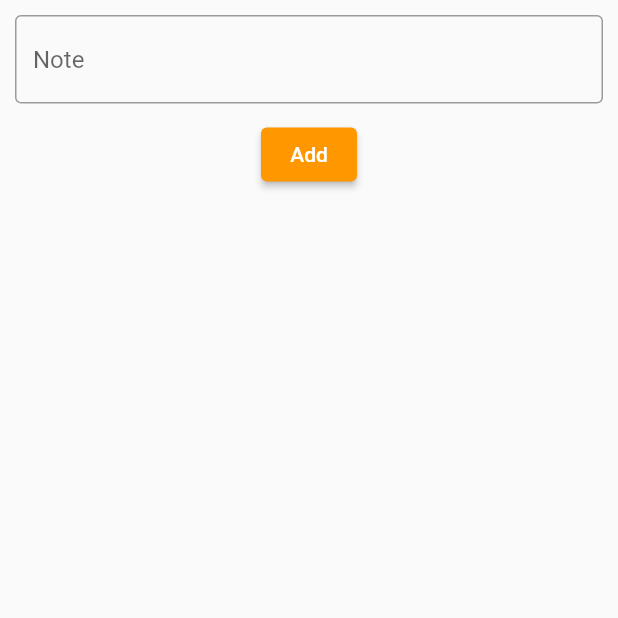
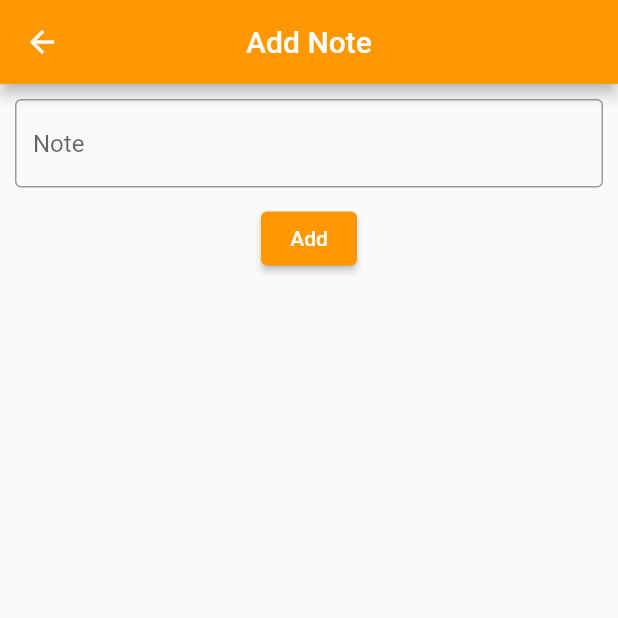
Before and after one commit to jensikhokhariya/note, a Flutter app: the Notescreen screen opened by its route, on a phone screen of 412 x 824 dp, the top half of it. Run offline on Flutter 3.47's test engine with Material 2 defaults, Android fonts, the phone set to English and light mode, and no system bars; our stand-ins replace get, sqflite; accounts and stored records are empty.

Commit message:
20-10-2022

```diff
--- a/lib/controller/dbhelper.dart
+++ b/lib/controller/dbhelper.dart
@@ -37,7 +37,7 @@ class DBhelper{
     database = await checkdb();
     database!.update("todo", {"note":note},where: "id = ?",whereArgs: [id]);
   }
-  void delete(String note,String id)async{
+  void delete(String id)async{
     database = await checkdb();
     database!.delete("todo",where: "id = ?",whereArgs: [id]);
   }
--- a/lib/view/homescreen.dart
+++ b/lib/view/homescreen.dart
@@ -34,6 +34,8 @@ class _HomeScreenState extends State<HomeScreen> {
             itemCount: homecontroller.l1.length,
             itemBuilder: (context, index) {
               return Card(
+                child: Container(
+                  color: Colors.orange.shade50,
                   child: ListTile(
                     leading: Text("${homecontroller.l1[index]['id']}"),
                     title: Text("${homecontroller.l1[index]['note']}"),
@@ -44,6 +46,9 @@ class _HomeScreenState extends State<HomeScreen> {
                         children: [
                           IconButton(
                             onPressed: () {
+                              note = TextEditingController(
+                                text: homecontroller.l1[index]['note'],
+                              );
                               update("${homecontroller.l1[index]['id']}");
                             },
                             icon: Icon(Icons.edit,color: Colors.green.shade800,),
@@ -51,10 +56,13 @@ class _HomeScreenState extends State<HomeScreen> {
                           SizedBox(width: 10,),
                           IconButton(
                             onPressed: () {
+                              DBhelper.intence.delete("${homecontroller.l1[index]['id']}");
+                              homecontroller.getdata();
                             },
                             icon: Icon(Icons.delete,color: Colors.red,),
                           ),
                         ],
+                      ),
                     ),
                   ),
                 ),
@@ -84,8 +92,8 @@ class _HomeScreenState extends State<HomeScreen> {
           ),
           SizedBox(height: 10,),
           ElevatedButton(onPressed: (){
+            DBhelper.intence.update(note.text, id);
             homecontroller.getdata();
-            DBhelper.intence.update(note.text, id);
           }, child: Text("creat"),),
         ],
       );
--- a/lib/view/notescreen.dart
+++ b/lib/view/notescreen.dart
@@ -24,6 +24,11 @@ class _NotescreenState extends State<Notescreen> {
   Widget build(BuildContext context) {
     return SafeArea(
       child: Scaffold(
+        appBar: AppBar(
+          title: Text("Add Note"),
+          centerTitle: true,
+          backgroundColor: Colors.orange,
+        ),
         body: Padding(
           padding: EdgeInsets.all(10),
           child: Column(
```
Lines whose indentation alone changed are shown as unchanged.
